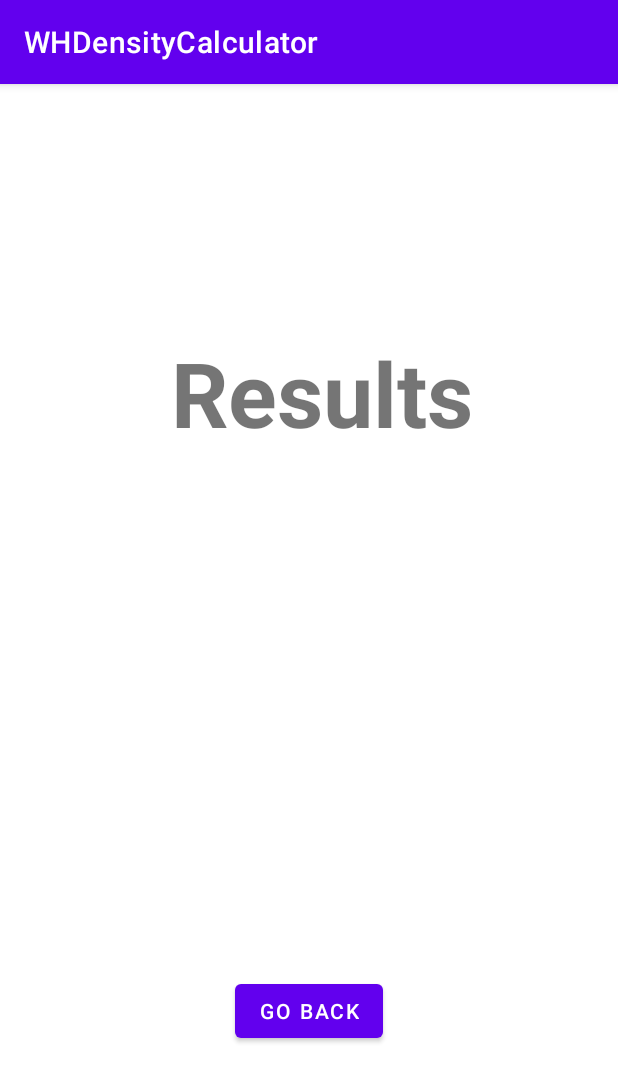
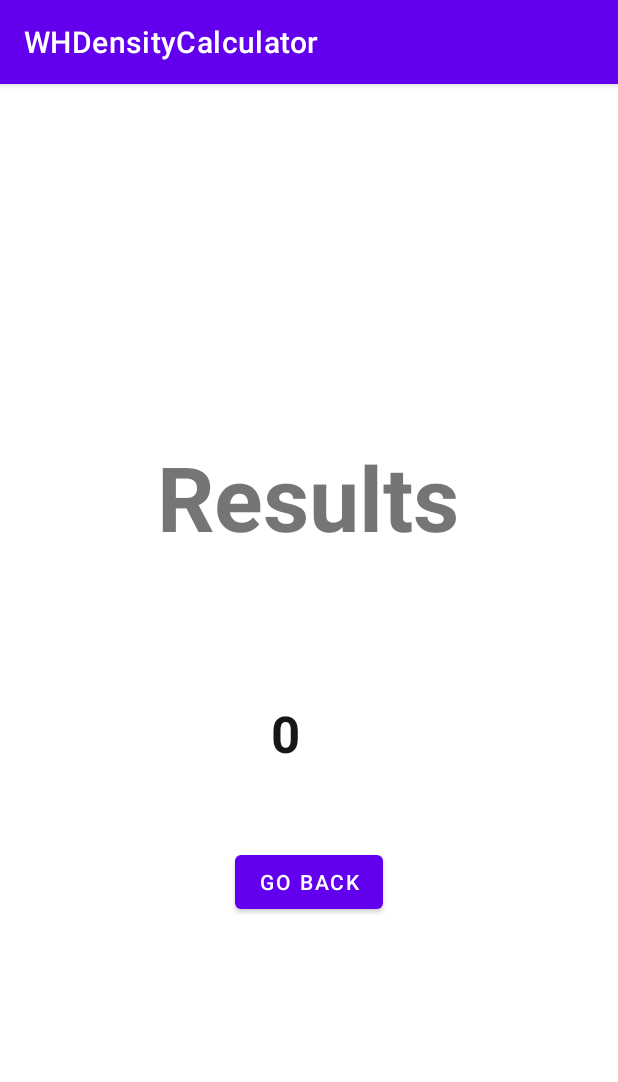
Before and after one commit to AnthonyTIrwin/WHDensityCalculator, an Android app: the SecondActivity screen opened directly, with no data from a screen before it, on a phone screen of 412 x 824 dp. Shown: the top 1082 px of the screen. Run offline under Robolectric (Android 15) with nearby library versions, the phone set to English and light mode, and no system bars.

Commit message:
Able to transfer Int via intent and perform computation.

```diff
--- a/app/src/main/java/com/example/whdensitycalculator/MainActivity.kt
+++ b/app/src/main/java/com/example/whdensitycalculator/MainActivity.kt
@@ -3,7 +3,6 @@ package com.example.whdensitycalculator
 import android.content.Intent
 import androidx.appcompat.app.AppCompatActivity
 import android.os.Bundle
-import android.view.View
 import android.widget.Button
 import android.widget.EditText
 
@@ -18,8 +17,8 @@ class MainActivity : AppCompatActivity() {
 
         //handle calculate button click
         calcButton.setOnClickListener {
-            val numbOneEt = numOne.text.toString()
-            val numTwoEt = numTwo.text.toString()
+            val numbOneEt = numOne.text.toString().toInt()
+            val numTwoEt = numTwo.text.toString().toInt()
             val intent = Intent(this, SecondActivity::class.java)
             intent.putExtra("NUM_ONE", numbOneEt)
             intent.putExtra("NUM_TWO", numTwoEt)
--- a/app/src/main/java/com/example/whdensitycalculator/SecondActivity.kt
+++ b/app/src/main/java/com/example/whdensitycalculator/SecondActivity.kt
@@ -3,9 +3,7 @@ package com.example.whdensitycalculator
 import android.content.Intent
 import androidx.appcompat.app.AppCompatActivity
 import android.os.Bundle
-import android.view.View
 import android.widget.Button
-import android.widget.EditText
 import android.widget.TextView
 
 class SecondActivity : AppCompatActivity() {
@@ -15,16 +13,16 @@ class SecondActivity : AppCompatActivity() {
 
 
         //  variables
-        val bacBtn = findViewById<Button>(R.id.btnGoBack)
-        val numOne = intent.getStringExtra("NUM_ONE")
-        val numTwo = intent.getStringExtra("NUM_TWO")
-        val jkjl = intent.getIntExtra("NUM_ONE")
-        val asd = intent.getIntExtra("NUM_TWO")
-        val txtResult = findViewById<TextView>(R.id.txtResult)
-        val lk = jkjl + asd
 
 
-        txtResult.text = lk.toString()
+        val bacBtn = findViewById<Button>(R.id.btnGoBack)
+        val numOne = intent.getIntExtra("NUM_ONE", 0)
+        val numTwo = intent.getIntExtra("NUM_TWO", 0)
+        val txtResult = findViewById<TextView>(R.id.txtResult)
+
+        val added = numOne + numTwo
+
+        txtResult.text = added.toString()
 
 
 
--- a/app/src/main/res/layout/activity_main.xml
+++ b/app/src/main/res/layout/activity_main.xml
@@ -30,7 +30,6 @@
         android:layout_marginStart="96dp"
         android:layout_marginEnd="255dp"
         android:layout_marginBottom="65dp"
-        android:contentDescription="Input first number"
         android:ems="10"
         android:importantForAutofill="no"
         android:inputType="number"
@@ -48,7 +47,6 @@
         android:layout_marginStart="96dp"
         android:layout_marginEnd="255dp"
         android:layout_marginBottom="87dp"
-        android:contentDescription="input second number"
         android:ems="10"
         android:importantForAutofill="no"
         android:inputType="number"
--- a/app/src/main/res/layout/activity_second.xml
+++ b/app/src/main/res/layout/activity_second.xml
@@ -10,44 +10,43 @@
         android:id="@+id/textView"
         android:layout_width="wrap_content"
         android:layout_height="wrap_content"
-        android:layout_marginStart="113dp"
-        android:layout_marginTop="165dp"
-        android:layout_marginEnd="96dp"
+        android:layout_marginStart="104dp"
+        android:layout_marginTop="240dp"
+        android:layout_marginEnd="105dp"
+        android:layout_marginBottom="47dp"
         android:text="@string/results"
         android:textSize="60sp"
         android:textStyle="bold"
+        app:layout_constraintBottom_toTopOf="@+id/txtResult"
         app:layout_constraintEnd_toEndOf="parent"
         app:layout_constraintStart_toStartOf="parent"
         app:layout_constraintTop_toTopOf="parent" />
 
     <TextView
         android:id="@+id/txtResult"
-        android:layout_width="60sp"
-        android:layout_height="wrap_content"
-        android:layout_marginStart="175dp"
-        android:layout_marginTop="361dp"
-        android:layout_marginEnd="176dp"
-        android:layout_marginBottom="325dp"
+        android:layout_width="145dp"
+        android:layout_height="60dp"
+        android:layout_marginStart="180dp"
+        android:layout_marginTop="47dp"
+        android:layout_marginEnd="86dp"
+        android:layout_marginBottom="44dp"
         android:textColor="#171515"
         android:textSize="34sp"
         android:textStyle="bold"
-        app:layout_constraintBottom_toBottomOf="parent"
+        app:layout_constraintBottom_toTopOf="@+id/btnGoBack"
         app:layout_constraintEnd_toEndOf="parent"
         app:layout_constraintStart_toStartOf="parent"
-        app:layout_constraintTop_toTopOf="parent"
-        app:layout_constraintVertical_bias="1.0" />
+        app:layout_constraintTop_toBottomOf="@+id/textView" />
 
     <Button
         android:id="@+id/btnGoBack"
         android:layout_width="wrap_content"
         android:layout_height="wrap_content"
         android:layout_marginStart="155dp"
-        android:layout_marginTop="330dp"
         android:layout_marginEnd="156dp"
-        android:layout_marginBottom="108dp"
+        android:layout_marginBottom="212dp"
         android:text="@string/go_back"
         app:layout_constraintBottom_toBottomOf="parent"
         app:layout_constraintEnd_toEndOf="parent"
-        app:layout_constraintStart_toStartOf="parent"
-        app:layout_constraintTop_toBottomOf="@+id/textView" />
+        app:layout_constraintStart_toStartOf="parent" />
 </androidx.constraintlayout.widget.ConstraintLayout>
```
